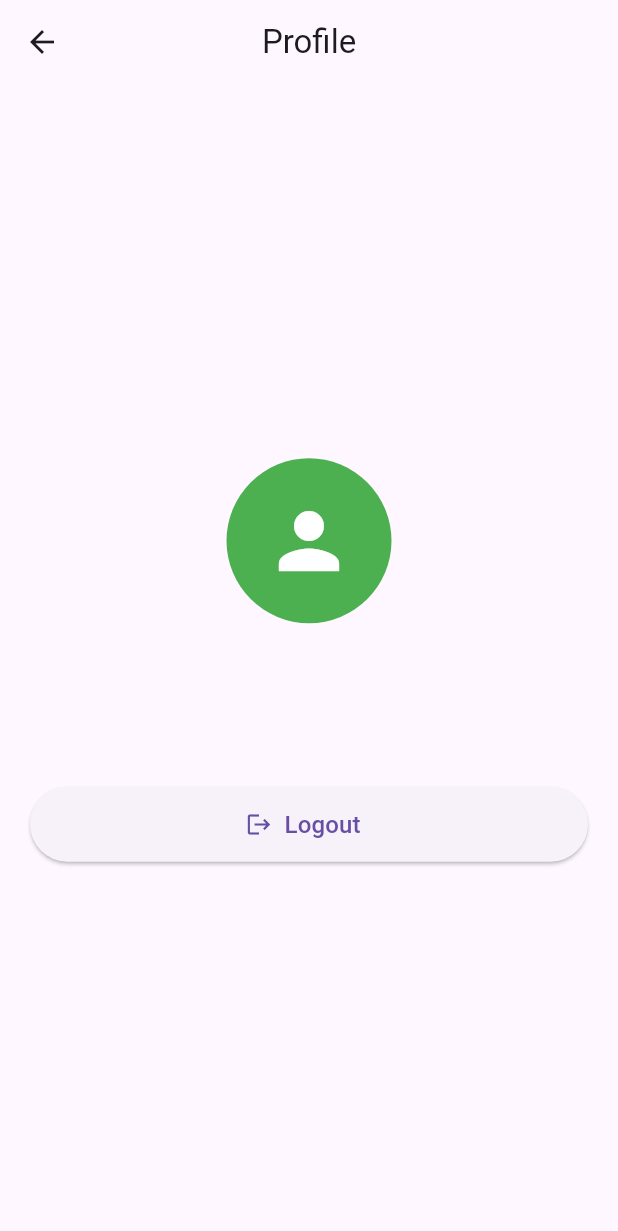
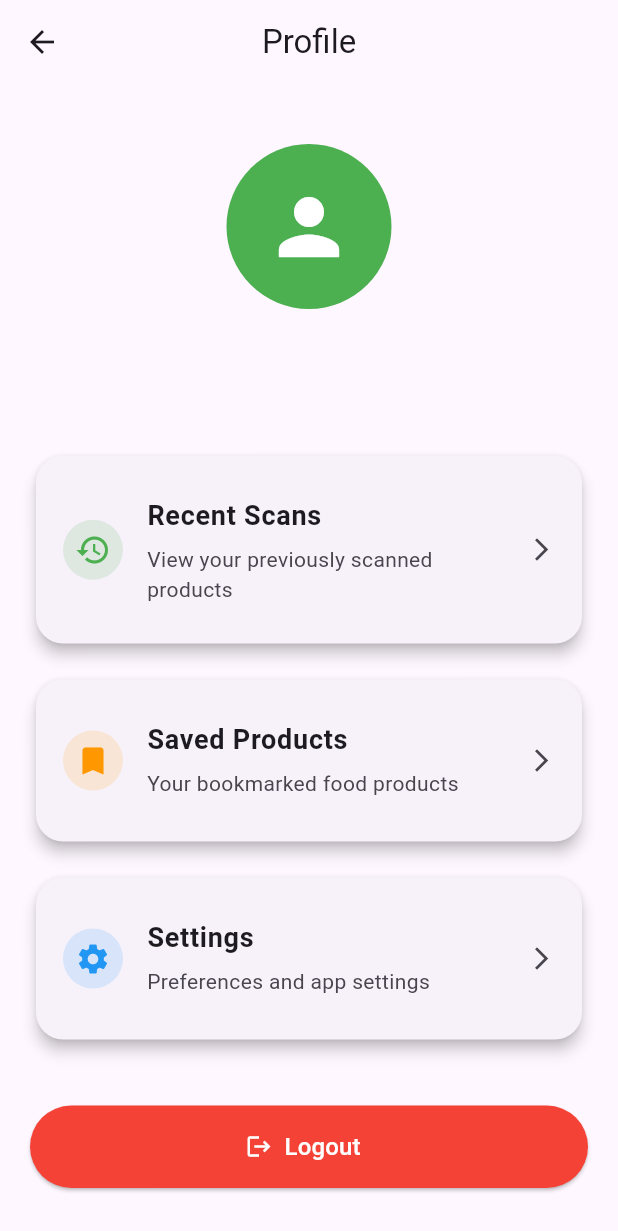
Before and after one commit to asharoff001-sys/foodtrust_app, a Flutter app: the ProfileScreen screen opened directly, on a phone screen of 412 x 824 dp. Shown: the top 1231 px of the screen. Run offline on Flutter 3.47's test engine with Material 3 defaults, Android fonts, the phone set to English and light mode, and no system bars; our stand-ins replace cloud_firestore, firebase_auth, firebase_core; missing offline and left inert: mobile_scanner; accounts and stored records are empty.

Commit message:
Completed major FoodTrust MVP systems

```diff
--- a/lib/screens/profile_screen.dart
+++ b/lib/screens/profile_screen.dart
@@ -1,7 +1,8 @@
+import 'package:firebase_auth/firebase_auth.dart';
 import 'package:flutter/material.dart';
-import 'package:firebase_auth/firebase_auth.dart';
 
 import 'login_screen.dart';
+import 'scan_history_screen.dart';
 
 class ProfileScreen extends StatelessWidget {
   const ProfileScreen({super.key});
@@ -13,13 +14,13 @@ class ProfileScreen extends StatelessWidget {
     return Scaffold(
       appBar: AppBar(title: const Text('Profile'), centerTitle: true),
 
-      body: Padding(
+      body: SingleChildScrollView(
         padding: const EdgeInsets.all(20),
 
         child: Column(
-          mainAxisAlignment: MainAxisAlignment.center,
+          children: [
+            const SizedBox(height: 20),
 
-          children: [
             const CircleAvatar(
               radius: 55,
 
@@ -28,7 +29,7 @@ class ProfileScreen extends StatelessWidget {
               child: Icon(Icons.person, size: 60, color: Colors.white),
             ),
 
-            const SizedBox(height: 30),
+            const SizedBox(height: 25),
 
             Text(
               user?.email ?? 'No User Logged In',
@@ -38,14 +39,71 @@ class ProfileScreen extends StatelessWidget {
               textAlign: TextAlign.center,
             ),
 
-            const SizedBox(height: 50),
+            const SizedBox(height: 40),
+
+            buildOptionCard(
+              context: context,
+
+              icon: Icons.history,
+
+              title: 'Recent Scans',
+
+              subtitle: 'View your previously scanned products',
+
+              color: Colors.green,
+
+              onTap: () {
+                Navigator.push(
+                  context,
+                  MaterialPageRoute(
+                    builder: (context) => const ScanHistoryScreen(),
+                  ),
+                );
+              },
+            ),
+
+            const SizedBox(height: 16),
+
+            buildOptionCard(
+              context: context,
+
+              icon: Icons.bookmark,
+
+              title: 'Saved Products',
+
+              subtitle: 'Your bookmarked food products',
+
+              color: Colors.orange,
+
+              onTap: () {},
+            ),
+
+            const SizedBox(height: 16),
+
+            buildOptionCard(
+              context: context,
+
+              icon: Icons.settings,
+
+              title: 'Settings',
+
+              subtitle: 'Preferences and app settings',
+
+              color: Colors.blue,
+
+              onTap: () {},
+            ),
+
+            const SizedBox(height: 40),
 
             SizedBox(
               width: double.infinity,
 
-              height: 50,
+              height: 55,
 
               child: ElevatedButton.icon(
+                style: ElevatedButton.styleFrom(backgroundColor: Colors.red),
+
                 onPressed: () async {
                   await FirebaseAuth.instance.signOut();
 
@@ -62,14 +120,61 @@ class ProfileScreen extends StatelessWidget {
                   );
                 },
 
-                icon: const Icon(Icons.logout),
+                icon: const Icon(Icons.logout, color: Colors.white),
 
-                label: const Text('Logout', style: TextStyle(fontSize: 16)),
+                label: const Text(
+                  'Logout',
+
+                  style: TextStyle(fontSize: 16, color: Colors.white),
+                ),
               ),
             ),
+
+            const SizedBox(height: 30),
           ],
         ),
       ),
     );
   }
+
+  Widget buildOptionCard({
+    required BuildContext context,
+    required IconData icon,
+    required String title,
+    required String subtitle,
+    required Color color,
+    required VoidCallback onTap,
+  }) {
+    return Card(
+      elevation: 4,
+
+      shape: RoundedRectangleBorder(borderRadius: BorderRadius.circular(18)),
+
+      child: ListTile(
+        contentPadding: const EdgeInsets.all(18),
+
+        leading: CircleAvatar(
+          backgroundColor: color.withOpacity(0.15),
+
+          child: Icon(icon, color: color),
+        ),
+
+        title: Text(
+          title,
+
+          style: const TextStyle(fontWeight: FontWeight.bold, fontSize: 18),
+        ),
+
+        subtitle: Padding(
+          padding: const EdgeInsets.only(top: 6),
+
+          child: Text(subtitle),
+        ),
+
+        trailing: const Icon(Icons.arrow_forward_ios, size: 18),
+
+        onTap: onTap,
+      ),
+    );
+  }
 }
```
Also changed, not shown: lib/screens/scan_history_screen.dart (added, +86 -0 lines), lib/screens/scanner_screen.dart (+74 -4 lines), lib/screens/submit_product_screen.dart (added, +183 -0 lines).
